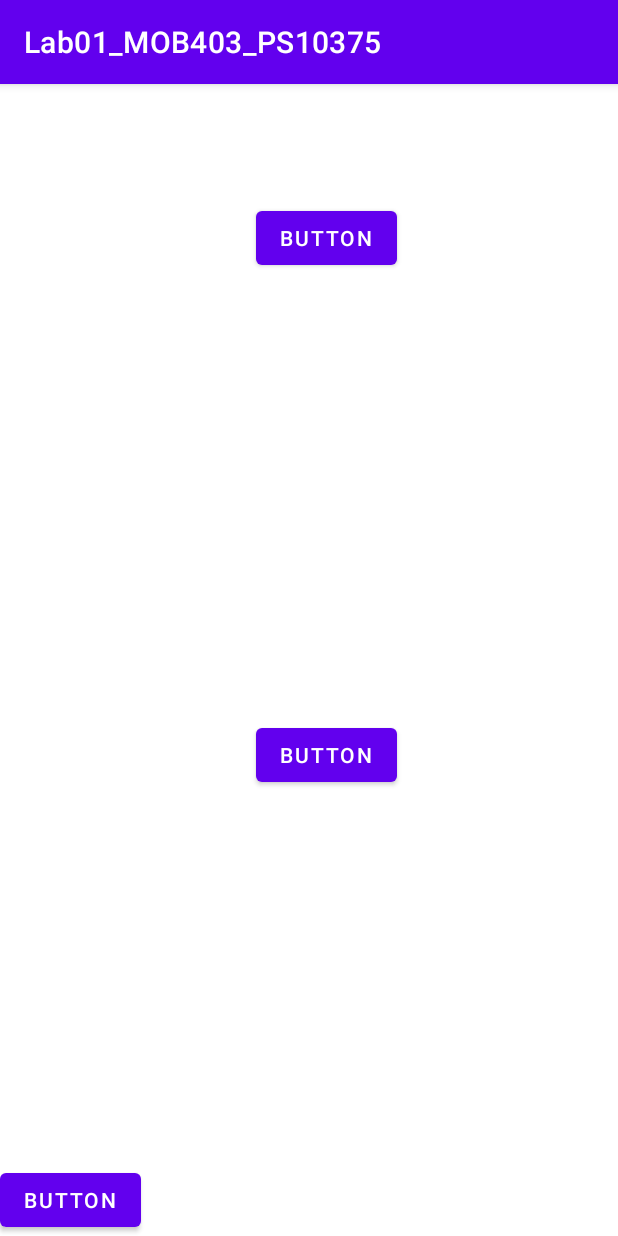
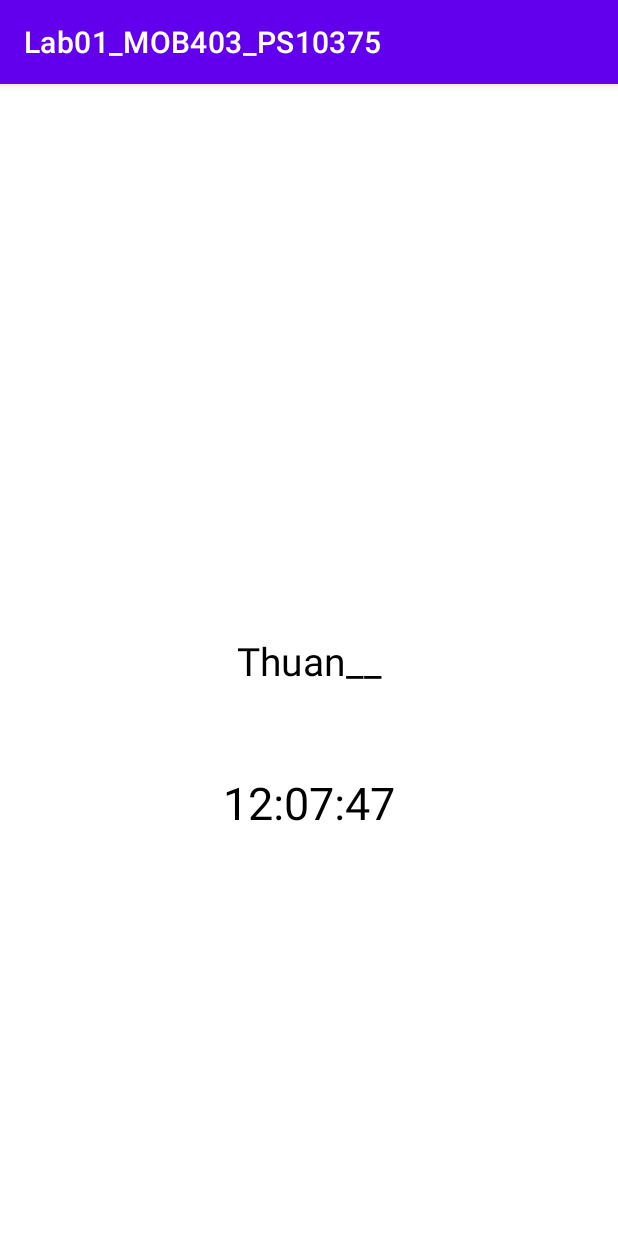
Before and after one commit to quangthuan01/Lab01_MOB403_PS10375, an Android app: the screen it shows after launch (MainActivity), on a phone screen of 412 x 824 dp. Run offline under Robolectric (Android 15) with nearby library versions, the phone set to English and light mode, and no system bars.

Commit message:
Lab01_Mob403_PS10375

```diff
--- a/app/src/main/java/com/example/lab01_mob403_ps10375/MainActivity.java
+++ b/app/src/main/java/com/example/lab01_mob403_ps10375/MainActivity.java
@@ -3,12 +3,48 @@ package com.example.lab01_mob403_ps10375;
 import androidx.appcompat.app.AppCompatActivity;
 
 import android.os.Bundle;
+import android.util.Log;
+import android.widget.TextView;
 
-public class MainActivity extends AppCompatActivity {
+import java.text.SimpleDateFormat;
+
+public class MainActivity extends AppCompatActivity implements Runnable {
+
+    TextView tvContent, tvTime;
+    Thread thread;
+    String myTime = "00:00:00";
 
     @Override
     protected void onCreate(Bundle savedInstanceState) {
         super.onCreate(savedInstanceState);
         setContentView(R.layout.activity_main);
+
+        tvContent = findViewById(R.id.tvContent);
+        tvTime = findViewById(R.id.tvTime);
+        thread = new Thread(this);
+        thread.start();
+        tvContent.setText("Thuan__");
+
+    }
+
+    @Override
+    public void run() {
+
+        for(int i=0; thread.isAlive(); i++){
+            SimpleDateFormat sdf = new SimpleDateFormat("hh:mm:ss");
+            myTime = sdf.format(sdf.getCalendar().getTime());
+            Log.i("time: ", myTime);
+            tvTime.post(new Runnable() {
+                @Override
+                public void run() {
+                    tvTime.setText(myTime);
+                }
+            });
+            try {
+                Thread.sleep(1000);
+            }catch (Exception e){
+                Log.i("error",e+"");
+            }
+        }
     }
 }
--- a/app/src/main/res/layout/activity_main.xml
+++ b/app/src/main/res/layout/activity_main.xml
@@ -6,35 +6,30 @@
     android:layout_height="match_parent"
     tools:context=".MainActivity">
 
-    <Button
-        android:id="@+id/btn"
+    <TextView
+        android:id="@+id/tvContent"
         android:layout_width="wrap_content"
         android:layout_height="wrap_content"
-        android:text="Button"
+        android:text="Hello World!"
+        android:textSize="26sp"
+        android:textColor="@color/black"
         app:layout_constraintBottom_toBottomOf="parent"
-        app:layout_constraintEnd_toEndOf="@+id/button2"
-        app:layout_constraintStart_toStartOf="@+id/button2"
-        app:layout_constraintTop_toBottomOf="@+id/button2" />
+        app:layout_constraintLeft_toLeftOf="parent"
+        app:layout_constraintRight_toRightOf="parent"
+        app:layout_constraintTop_toTopOf="parent" />
 
-    <Button
-        android:id="@+id/button2"
+    <TextView
+        android:id="@+id/tvTime"
         android:layout_width="wrap_content"
         android:layout_height="wrap_content"
-        android:text="Button"
+        android:text="00:00:00"
+        android:textColor="@color/black"
+        android:textSize="30sp"
         app:layout_constraintBottom_toBottomOf="parent"
         app:layout_constraintEnd_toEndOf="parent"
-        app:layout_constraintHorizontal_bias="0.536"
+        app:layout_constraintHorizontal_bias="0.5"
         app:layout_constraintStart_toStartOf="parent"
-        app:layout_constraintTop_toTopOf="parent"
-        app:layout_constraintVertical_bias="0.109" />
+        app:layout_constraintTop_toBottomOf="@+id/tvContent"
+        app:layout_constraintVertical_bias="0.175" />
 
-    <Button
-        android:id="@+id/button3"
-        android:layout_width="wrap_content"
-        android:layout_height="wrap_content"
-        android:text="Button"
-        app:layout_constraintBottom_toBottomOf="parent"
-        app:layout_constraintEnd_toEndOf="@+id/button"
-        app:layout_constraintStart_toStartOf="@+id/button"
-        app:layout_constraintTop_toBottomOf="@+id/button" />
 </androidx.constraintlayout.widget.ConstraintLayout>
```
Also changed, not shown: app/src/main/java/com/example/lab01_mob403_ps10375/Bai01.java (+8 -0 lines), app/src/main/java/com/example/lab01_mob403_ps10375/ClockAsync.java (added, +41 -0 lines), app/src/main/java/com/example/lab01_mob403_ps10375/MyClock.java (added, +21 -0 lines), app/src/main/res/layout/activity_bai01.xml (+13 -0 lines).
